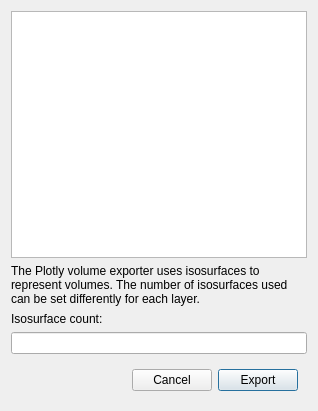
Before: the Qt Designer form glue_plotly/volume_options.ui in glue-viz/glue-plotly, drawn with Qt 5.
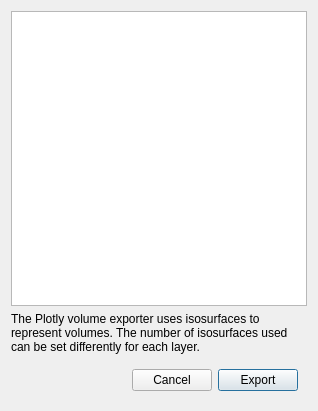
After: the same form once the commit is applied.

The edit to the form file:
```diff
--- a/glue_plotly/volume_options.ui
+++ b/glue_plotly/volume_options.ui
@@ -24,9 +24,6 @@
      </property>
     </widget>
    </item>
-   <item row="6" column="0">
-    <widget class="QLineEdit" name="valuetext_isosurface_count"/>
-   </item>
    <item row="7" column="0">
     <layout class="QFormLayout" name="layer_layout"/>
    </item>
@@ -72,12 +69,8 @@
      </layout>
     </widget>
    </item>
-   <item row="5" column="0">
-    <widget class="QLabel" name="label_isosurface_count">
-     <property name="text">
-      <string>Isosurface count:</string>
-     </property>
-    </widget>
+   <item row="3" column="0">
+    <widget class="QListWidget" name="listsel_layer"/>
    </item>
   </layout>
  </widget>
```
Left out of the diff: 9 changed lines with no effect on the pictures.
